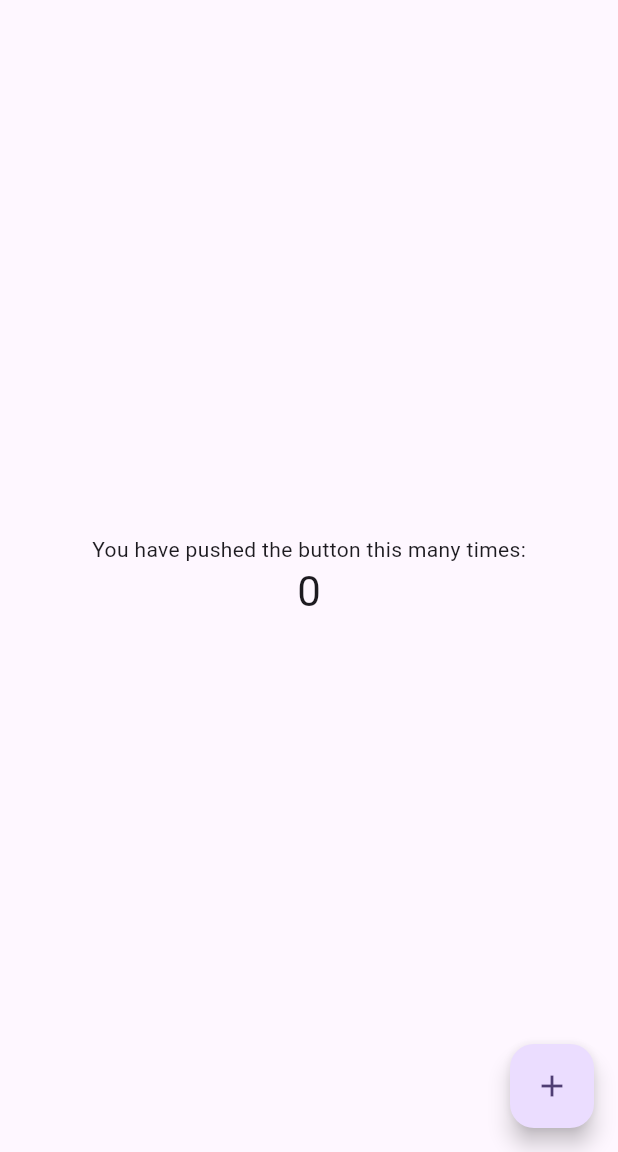
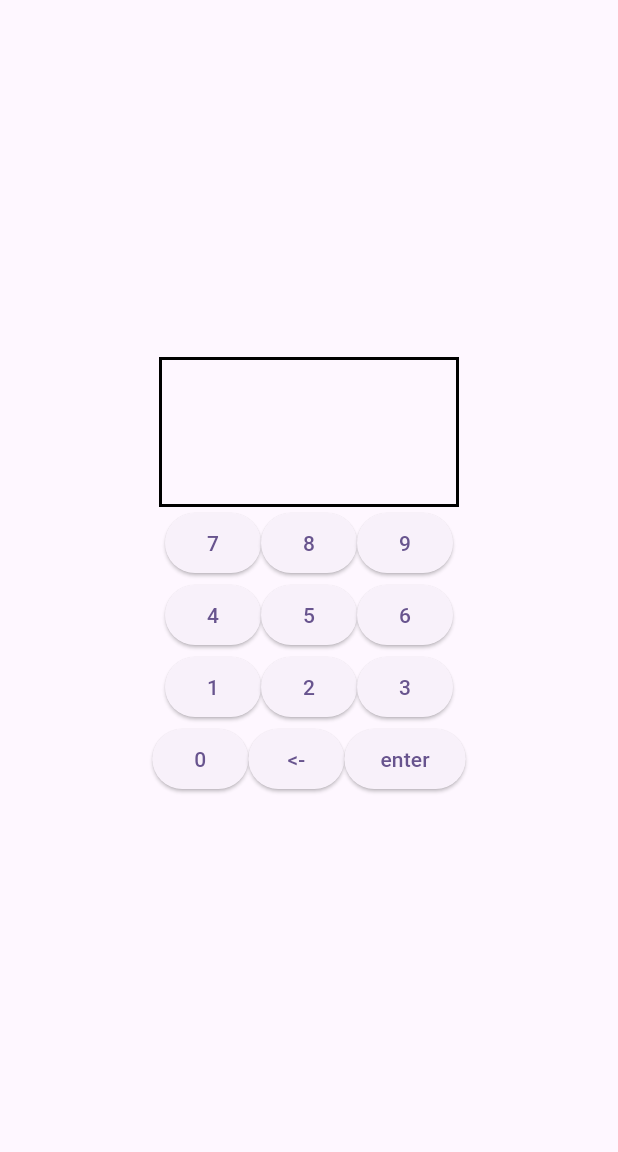
Before and after one commit to Mebibora/calculator_app, a Flutter app: the screen it shows after launch, on a phone screen of 412 x 824 dp, the part 84-1236 px from its top. Run offline on Flutter 3.47's test engine with Material 3 defaults, Android fonts, the phone set to English and light mode, and no system bars.

Commit message:
created display

```diff
--- a/lib/main.dart
+++ b/lib/main.dart
@@ -86,37 +86,105 @@ class _MyHomePageState extends State<MyHomePage> {
         title: Text(widget.title),
       ),
       body: Center(
-        // Center is a layout widget. It takes a single child and positions it
-        // in the middle of the parent.
         child: Column(
-          // Column is also a layout widget. It takes a list of children and
-          // arranges them vertically. By default, it sizes itself to fit its
-          // children horizontally, and tries to be as tall as its parent.
-          //
-          // Column has various properties to control how it sizes itself and
-          // how it positions its children. Here we use mainAxisAlignment to
-          // center the children vertically; the main axis here is the vertical
-          // axis because Columns are vertical (the cross axis would be
-          // horizontal).
-          //
-          // TRY THIS: Invoke "debug painting" (choose the "Toggle Debug Paint"
-          // action in the IDE, or press "p" in the console), to see the
-          // wireframe for each widget.
           mainAxisAlignment: MainAxisAlignment.center,
           children: <Widget>[
-            const Text('You have pushed the button this many times:'),
-            Text(
-              '$_counter',
-              style: Theme.of(context).textTheme.headlineMedium,
+            Container(
+              width: 200,
+              height: 100,
+              decoration: BoxDecoration(
+                border: Border.all(
+                  color: Colors.black,
+                  width: 2),
+              )
+            ),
+            Row(
+              mainAxisAlignment: MainAxisAlignment.center,
+              children: <Widget>[
+                ElevatedButton(
+                  onPressed: () {
+
+                  },
+                child: Text("7")),
+                ElevatedButton(
+                  onPressed: () {
+
+                  },
+                child: Text("8")),
+                ElevatedButton(
+                  onPressed: () {
+
+                  },
+                child: Text("9")),
+
+              ],
+            ),
+           Row(
+              mainAxisAlignment: MainAxisAlignment.center,
+              children: <Widget>[
+                ElevatedButton(
+                  onPressed: () {
+
+                  },
+                child: Text("4")),
+                ElevatedButton(
+                  onPressed: () {
+
+                  },
+                child: Text("5")),
+                ElevatedButton(
+                  onPressed: () {
+
+                  },
+                child: Text("6")),
+
+              ],
+            ),
+            Row(
+              mainAxisAlignment: MainAxisAlignment.center,
+              children: <Widget>[
+                ElevatedButton(
+                  onPressed: () {
+
+                  },
+                child: Text("1")),
+                ElevatedButton(
+                  onPressed: () {
+
+                  },
+                child: Text("2")),
+                ElevatedButton(
+                  onPressed: () {
+
+                  },
+                child: Text("3")),
+
+              ],
+            ),
+            Row(
+              mainAxisAlignment: MainAxisAlignment.center,
+              children: <Widget>[
+                ElevatedButton(
+                  onPressed: () {
+
+                  },
+                child: Text("0")),
+                ElevatedButton(
+                  onPressed: () {
+
+                  },
+                child: Text("<-")),
+                ElevatedButton(
+                  onPressed: () {
+
+                  },
+                child: Text("enter")),
+
+              ],
             ),
           ],
         ),
       ),
-      floatingActionButton: FloatingActionButton(
-        onPressed: _incrementCounter,
-        tooltip: 'Increment',
-        child: const Icon(Icons.add),
-      ), // This trailing comma makes auto-formatting nicer for build methods.
     );
   }
 }
```
